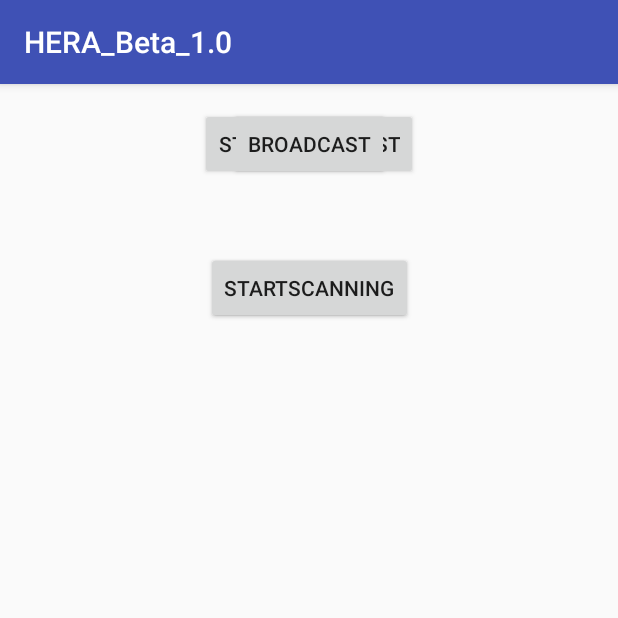
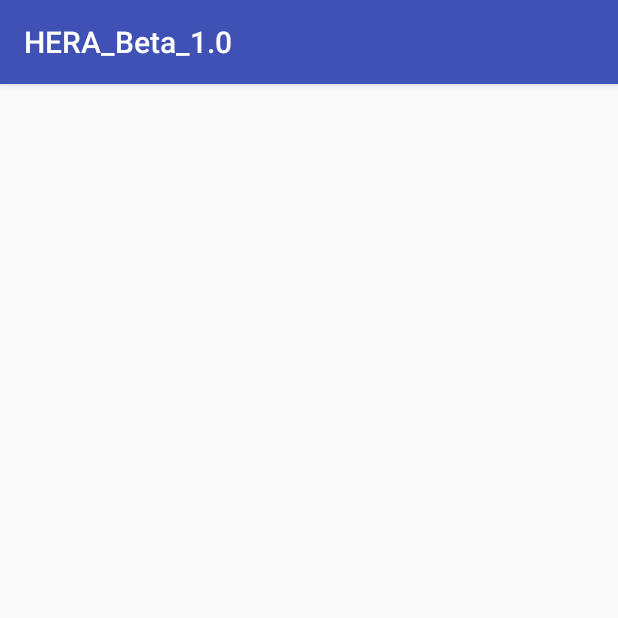
Before and after one commit to steven3355/HERA_BETA, an Android app: the screen it shows after launch (MainActivity), on a phone screen of 412 x 824 dp, the top half of it. Run offline under Robolectric (Android 15) with nearby library versions, the phone set to English and light mode, and no system bars.

```diff
--- a/app/src/main/java/sjsu/research/hera_beta_10/BLEHandler.java
+++ b/app/src/main/java/sjsu/research/hera_beta_10/BLEHandler.java
@@ -3,12 +3,14 @@ package sjsu.research.hera_beta_10;
  * Created by Steven on 2/7/2018.
  * Version 1.0
  */
+
 import android.bluetooth.BluetoothAdapter;
 import android.bluetooth.BluetoothDevice;
 import android.bluetooth.BluetoothGatt;
 import android.bluetooth.BluetoothGattCallback;
 import android.bluetooth.BluetoothGattCharacteristic;
 import android.bluetooth.BluetoothGattServer;
+import android.bluetooth.BluetoothGattServerCallback;
 import android.bluetooth.BluetoothGattService;
 import android.bluetooth.BluetoothManager;
 import android.bluetooth.le.AdvertiseCallback;
@@ -24,11 +26,10 @@ import android.content.Context;
 import android.os.Handler;
 import android.os.Looper;
 import android.os.ParcelUuid;
-import android.widget.Button;
-import android.widget.TextView;
 
 import java.io.IOException;
 import java.util.ArrayList;
+import java.util.Arrays;
 import java.util.HashMap;
 import java.util.List;
 import java.util.Map;
@@ -60,17 +61,11 @@ public class BLEHandler {
     BluetoothLeAdvertiser mBluetoothLeAdvertiser;
 
     //Gatt
-    BluetoothGatt mBluetoothGatt;
     BluetoothGattServer mBluetoothGattServer;
     BluetoothGattService mBluetoothGattService;
     BluetoothGattCharacteristic mBluetoothGattCharacteristic;
     BluetoothGattCharacteristic mBluetoothGattCharacteristic2;
     int _mtu = 400;
-    Button Connect;
-    Button Disconnect;
-    TextView ConnectionState;
-    TextView myDevice;
-    TextView connectedDevices;
     Boolean connecting = false;
 
     ConnectionSystem mConnectionSystem;
@@ -89,6 +84,62 @@ public class BLEHandler {
         System.out.println("BLE Handler Initiated");
 
     }
+
+    /**
+     * Bluetooth Low Energy Server
+     */
+    public void startServer(){
+        BluetoothGattServer mBluetoothGattServer = mBluetoothManager.openGattServer(sContext, mBluetoothGattServerCallback);
+        BluetoothGattService mBluetoothGattService = new BluetoothGattService(mServiceUUID, 0);
+        BluetoothGattCharacteristic mBluetoothGattCharacteristic = new BluetoothGattCharacteristic(mCharUUID,BluetoothGattCharacteristic.PROPERTY_WRITE,BluetoothGattCharacteristic.PERMISSION_WRITE);
+        mBluetoothGattService.addCharacteristic(mBluetoothGattCharacteristic);
+        mBluetoothGattServer.addService(mBluetoothGattService);
+    }
+
+    private BluetoothGattServerCallback mBluetoothGattServerCallback = new BluetoothGattServerCallback() {
+        @Override
+        public synchronized void onConnectionStateChange(BluetoothDevice device, int status, int newState) {
+            super.onConnectionStateChange(device, status, newState);
+            Connection curConnection;
+            if (newState == BluetoothGatt.STATE_CONNECTED) {
+                if (mConnectionSystem.getConnection(device) != null) {
+                    curConnection = mConnectionSystem.getConnection(device);
+                    curConnection.setDevice(device);
+                }
+                else {
+                    curConnection = new Connection(device);
+                    mConnectionSystem.putConnection(curConnection);
+                }
+            }
+            if (status == BluetoothGatt.STATE_DISCONNECTED) {
+                mConnectionSystem.removeConnection(mConnectionSystem.getConnection(device));
+            }
+        }
+
+        @Override
+        public synchronized void onCharacteristicWriteRequest(BluetoothDevice device, int requestId, BluetoothGattCharacteristic characteristic, boolean preparedWrite, boolean responseNeeded, int offset, byte[] value) {
+            super.onCharacteristicWriteRequest(device, requestId, characteristic, preparedWrite, responseNeeded, offset, value);
+            System.out.println("Character write request received: " + ConnectionSystem.bytesToHex(value));
+            Connection curConnection = mConnectionSystem.getConnection(device);
+            if (characteristic.getUuid().equals(mCharUUID)) {
+                curConnection.writeToCache(Arrays.copyOfRange(value, 2, value.length));
+                System.out.println("Current cache contains: " + ConnectionSystem.bytesToHex(mConnectionSystem.getConnection(device).getCache().toByteArray()));
+                if (value[1] == 0) {
+                    curConnection.setNeighborHERAMatrix();
+                    curConnection.resetCache();
+                }
+                mBluetoothGattServer.sendResponse(device, requestId, BluetoothGatt.GATT_SUCCESS, offset, value);
+            }
+        }
+
+        @Override
+        public void onMtuChanged(BluetoothDevice device, int mtu) {
+            super.onMtuChanged(device, mtu);
+            Connection curConnection = mConnectionSystem.getConnection(device);
+            curConnection.setServerMTU(mtu);
+            System.out.println("Server MTU with " + device.getAddress().toString() + " changed to " + mtu);
+        }
+    };
 
     /**
      * Prepares beacon's advertise data field
@@ -149,7 +200,6 @@ public class BLEHandler {
         mBluetoothLeAdvertiser.stopAdvertising(mAdvertiseCallback);
         System.out.println("Beacon advertisement ended");
     }
-
 
     private List<ScanFilter> prepareScanFilterList(){
         ScanFilter.Builder mScanFilterBuilder = new ScanFilter.Builder();
@@ -255,7 +305,7 @@ public class BLEHandler {
         public void onMtuChanged(BluetoothGatt gatt, int mtu, int status) {
             super.onMtuChanged(gatt, mtu, status);
             if (status == BluetoothGatt.GATT_SUCCESS) {
-                mConnectionSystem.getConnection(gatt).setMTU(mtu);
+                mConnectionSystem.getConnection(gatt).setClientMTU(mtu);
                 System.out.println("MTU is changed to " + mtu);
                 BluetoothGattCharacteristic toSendValue = gatt.getService(mServiceUUID).getCharacteristic(mCharUUID);
                 toSendValue.setValue(mConnectionSystem.getToSendFragment(gatt, 0));
@@ -287,5 +337,7 @@ public class BLEHandler {
             System.out.println("Fragment " + prevSegCount + 1 + " sent");
             DisableConnection(gatt);
         }
+
+
     };
 }
--- a/app/src/main/java/sjsu/research/hera_beta_10/ConnectionSystem.java
+++ b/app/src/main/java/sjsu/research/hera_beta_10/ConnectionSystem.java
@@ -14,8 +14,8 @@ import java.util.Map;
  */
 
 public class ConnectionSystem {
-    Map<BluetoothDevice, Connection> deviceConnectionMap;
-    Map<BluetoothGatt, Connection> gattConnectionMap;
+    private Map<BluetoothDevice, Connection> deviceConnectionMap;
+    private Map<BluetoothGatt, Connection> gattConnectionMap;
 
     public ConnectionSystem() {
         deviceConnectionMap = new HashMap<>();
--- a/app/src/main/java/sjsu/research/hera_beta_10/MainActivity.java
+++ b/app/src/main/java/sjsu/research/hera_beta_10/MainActivity.java
@@ -2,9 +2,6 @@ package sjsu.research.hera_beta_10;
 
 import android.os.Bundle;
 import android.support.v7.app.AppCompatActivity;
-import android.view.View;
-import android.widget.Button;
-import android.widget.TextView;
 
 public class MainActivity extends AppCompatActivity {
 
@@ -16,15 +13,9 @@ public class MainActivity extends AppCompatActivity {
         setContentView(R.layout.activity_main);
         mHera = new HERA();
         mBLEHandler = new BLEHandler(this, mHera);
-        TextView BeaconsReceived = (TextView) findViewById(R.id.BeaconsReceived);
-        Button BroadcastButton = (Button) findViewById(R.id.BroadcastButton);
-        BroadcastButton.setOnClickListener(new View.OnClickListener() {
-            @Override
-            public void onClick(View view) {
-                mBLEHandler.startAdvertise();
-                mBLEHandler.startScan();
-            }
-        });
+        mBLEHandler.startServer();
+        mBLEHandler.startAdvertise();
+        mBLEHandler.startScan();
     }
 
     @Override
--- a/app/src/main/res/layout/activity_main.xml
+++ b/app/src/main/res/layout/activity_main.xml
@@ -6,96 +6,4 @@
     android:layout_height="match_parent"
     tools:context="sjsu.research.hera_beta_10.MainActivity">
 
-
-    <Button
-        android:id="@+id/StopBroadcastButton"
-        android:layout_width="wrap_content"
-        android:layout_height="wrap_content"
-        android:layout_marginTop="16dp"
-        android:text="Stop Broadcast"
-        app:layout_constraintLeft_toLeftOf="parent"
-        app:layout_constraintRight_toRightOf="parent"
-        app:layout_constraintTop_toTopOf="parent" />
-
-    <Button
-        android:id="@+id/BroadcastButton"
-        android:layout_width="wrap_content"
-        android:layout_height="wrap_content"
-        android:text="Broadcast"
-        app:layout_constraintLeft_toLeftOf="parent"
-        app:layout_constraintRight_toRightOf="parent"
-        tools:layout_editor_absoluteY="16dp"
-        app:layout_constraintTop_toTopOf="parent"
-        android:layout_marginTop="16dp" />
-
-    <Button
-        android:id="@+id/stopScanningButton"
-        android:layout_width="wrap_content"
-        android:layout_height="wrap_content"
-        android:text="Stop Scanning"
-        app:layout_constraintLeft_toLeftOf="parent"
-        app:layout_constraintRight_toRightOf="parent"
-        android:layout_marginTop="48dp"
-        app:layout_constraintTop_toBottomOf="@+id/StopBroadcastButton" />
-
-    <Button
-        android:id="@+id/startScanningButton"
-        android:layout_width="wrap_content"
-        android:layout_height="wrap_content"
-        android:text="StartScanning"
-        app:layout_constraintLeft_toLeftOf="parent"
-        app:layout_constraintRight_toRightOf="parent"
-        android:layout_marginTop="48dp"
-        app:layout_constraintTop_toBottomOf="@+id/StopBroadcastButton"
-        app:layout_constraintHorizontal_bias="0.502" />
-
-    <TextView
-        android:id="@+id/BeaconsReceived"
-        android:layout_width="348dp"
-        android:layout_height="124dp"
-        app:layout_constraintLeft_toLeftOf="parent"
-        app:layout_constraintRight_toRightOf="parent"
-        app:layout_constraintTop_toTopOf="parent"
-        android:layout_marginTop="176dp"
-        app:layout_constraintHorizontal_bias="0.501"
-        tools:layout_editor_absoluteX="28dp" />
-
-    <TextView
-        android:id="@+id/ConnectionState"
-        android:layout_width="346dp"
-        android:layout_height="48dp"
-        android:layout_marginBottom="152dp"
-        android:maxLines = "10"
-        android:scrollbars = "vertical"
-        app:layout_constraintBottom_toBottomOf="parent"
-        app:layout_constraintLeft_toLeftOf="parent"
-        app:layout_constraintRight_toRightOf="parent" />
-
-    <TextView
-        android:id="@+id/myDevice"
-        android:layout_width="208dp"
-        android:layout_height="28dp"
-        android:layout_marginLeft="24dp"
-        android:layout_marginTop="72dp"
-        app:layout_constraintLeft_toLeftOf="parent"
-        app:layout_constraintTop_toTopOf="parent"
-        android:layout_marginEnd="136dp"
-        app:layout_constraintEnd_toEndOf="parent"
-        app:layout_constraintBottom_toBottomOf="parent"
-        android:layout_marginBottom="420dp"
-        app:layout_constraintVertical_bias="0.0" />
-
-    <TextView
-        android:id="@+id/connectedDevices"
-        android:layout_width="343dp"
-        android:layout_height="111dp"
-        app:layout_constraintHorizontal_bias="0.512"
-        app:layout_constraintLeft_toLeftOf="parent"
-        app:layout_constraintRight_toRightOf="parent"
-        tools:layout_editor_absoluteY="379dp"
-        app:layout_constraintBottom_toBottomOf="parent"
-        android:layout_marginBottom="21dp"
-        android:layout_marginTop="20dp"
-        app:layout_constraintTop_toBottomOf="@+id/ConnectionState" />
-
 </android.support.constraint.ConstraintLayout>
```
Also changed, not shown: app/src/main/java/sjsu/research/hera_beta_10/Connection.java (+49 -9 lines), app/src/main/java/sjsu/research/hera_beta_10/MessageSystem.java (+16 -0 lines).
